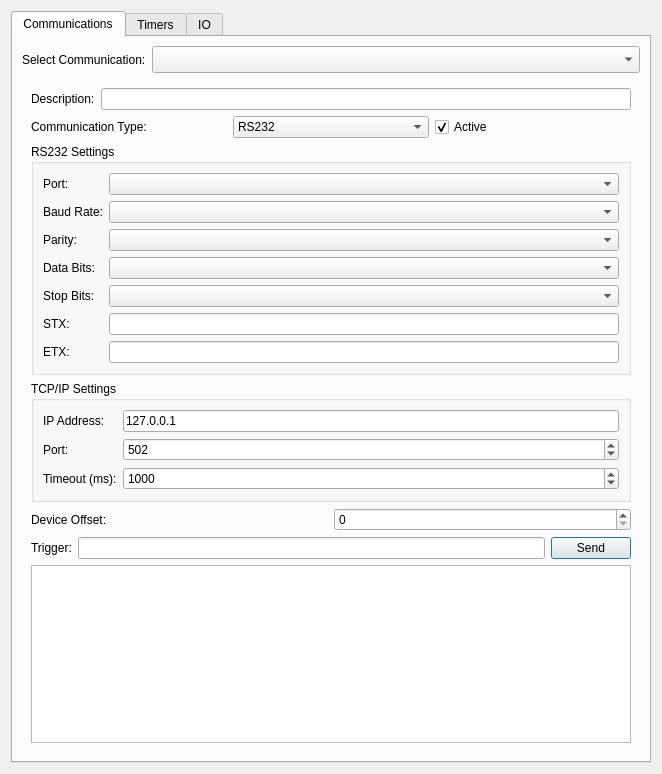
Old version of the form src/gui/SettingsWindow.ui in the repository orkiman/MachineController.
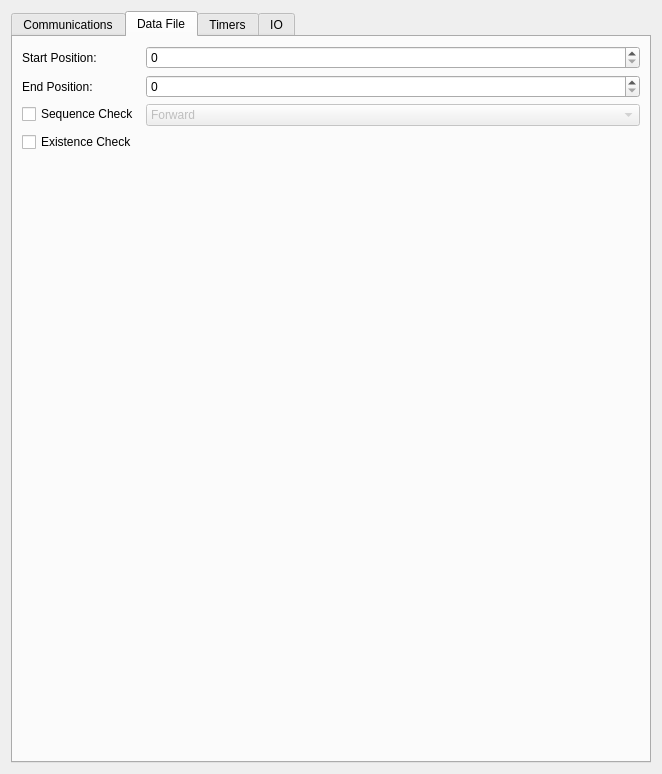
New version of the form. The open tabs and pages were chosen to show the change.

Commit message: datafile tab added to gui

Diff of the .ui file:
```diff
--- a/src/gui/SettingsWindow.ui
+++ b/src/gui/SettingsWindow.ui
@@ -330,6 +330,82 @@
        </item>
       </layout>
      </widget>
+     <widget class="QWidget" name="dataFileTab">
+      <attribute name="title">
+       <string>Data File</string>
+      </attribute>
+      <layout class="QVBoxLayout" name="verticalLayout_dataFile">
+       <item>
+        <layout class="QFormLayout" name="formLayout_dataFile">
+         <item row="0" column="0">
+          <widget class="QLabel" name="startPositionLabel">
+           <property name="text">
+            <string>Start Position:</string>
+           </property>
+          </widget>
+         </item>
+         <item row="0" column="1">
+          <widget class="QSpinBox" name="startPositionSpinBox">
+           <property name="minimum">
+            <number>0</number>
+           </property>
+           <property name="maximum">
+            <number>1000</number>
+           </property>
+          </widget>
+         </item>
+         <item row="1" column="0">
+          <widget class="QLabel" name="endPositionLabel">
+           <property name="text">
+            <string>End Position:</string>
+           </property>
+          </widget>
+         </item>
+         <item row="1" column="1">
+          <widget class="QSpinBox" name="endPositionSpinBox">
+           <property name="minimum">
+            <number>0</number>
+           </property>
+           <property name="maximum">
+            <number>1000</number>
+           </property>
+          </widget>
+         </item>
+         <item row="2" column="0">
+          <widget class="QCheckBox" name="sequenceCheckBox">
+           <property name="text">
+            <string>Sequence Check</string>
+           </property>
+          </widget>
+         </item>
+         <item row="2" column="1">
+          <widget class="QComboBox" name="sequenceDirectionComboBox">
+           <property name="enabled">
+            <bool>false</bool>
+           </property>
+           <item>
+            <property name="text">
+             <string>Forward</string>
+            </property>
+           </item>
+           <item>
+            <property name="text">
+             <string>Reverse</string>
+            </property>
+           </item>
+          </widget>
+         </item>
+         <item row="3" column="0">
+          <widget class="QCheckBox" name="existenceCheckBox">
+           <property name="text">
+            <string>Existence Check</string>
+           </property>
+          </widget>
+         </item>
+        </layout>
+       </item>
+      </layout>
+     </widget>
      <widget class="QWidget" name="timersTab">
       <attribute name="title">
        <string>Timers</string>
```
The commit also changes 4 other files.
